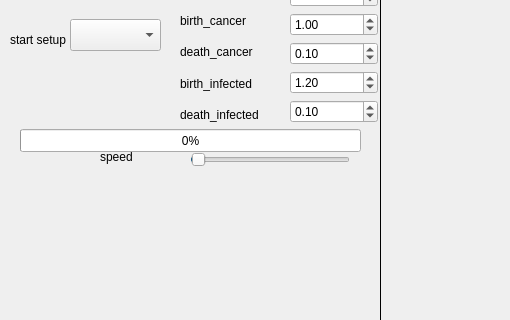
Old version of the form mainwindow.ui in the repository thijsjanzen/onco_viral_sim; both pictures show x 0 to 510 and y 231 to 551 of the 1160 by 841 pixel window.
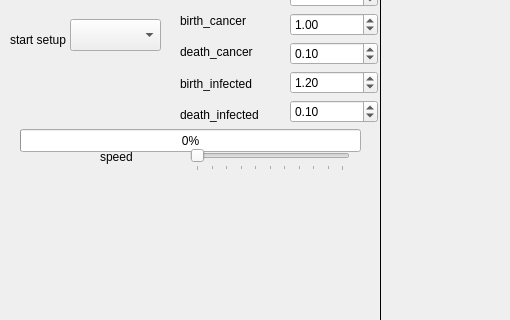
New version of the form. Custom widgets are drawn as their Qt base class.

What changed in the file:
```diff
--- a/mainwindow.ui
+++ b/mainwindow.ui
@@ -138,7 +138,10 @@
      <number>1</number>
     </property>
     <property name="maximum">
-     <number>10000</number>
+     <number>300000</number>
+    </property>
+    <property name="singleStep">
+     <number>1</number>
     </property>
     <property name="value">
      <number>100</number>
@@ -146,6 +149,12 @@
     <property name="orientation">
      <enum>Qt::Horizontal</enum>
     </property>
+    <property name="tickPosition">
+     <enum>QSlider::TicksBelow</enum>
+    </property>
+    <property name="tickInterval">
+     <number>10000</number>
+    </property>
    </widget>
    <widget class="QLabel" name="label_11">
     <property name="geometry">
```
